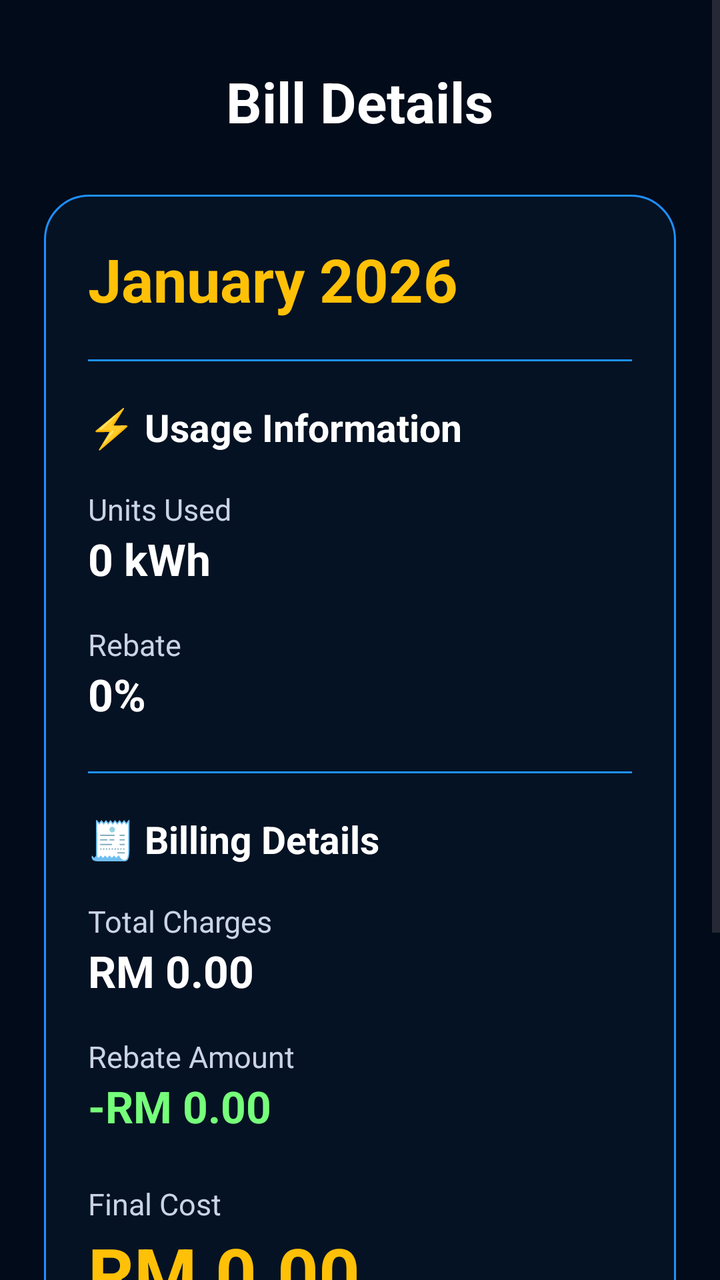
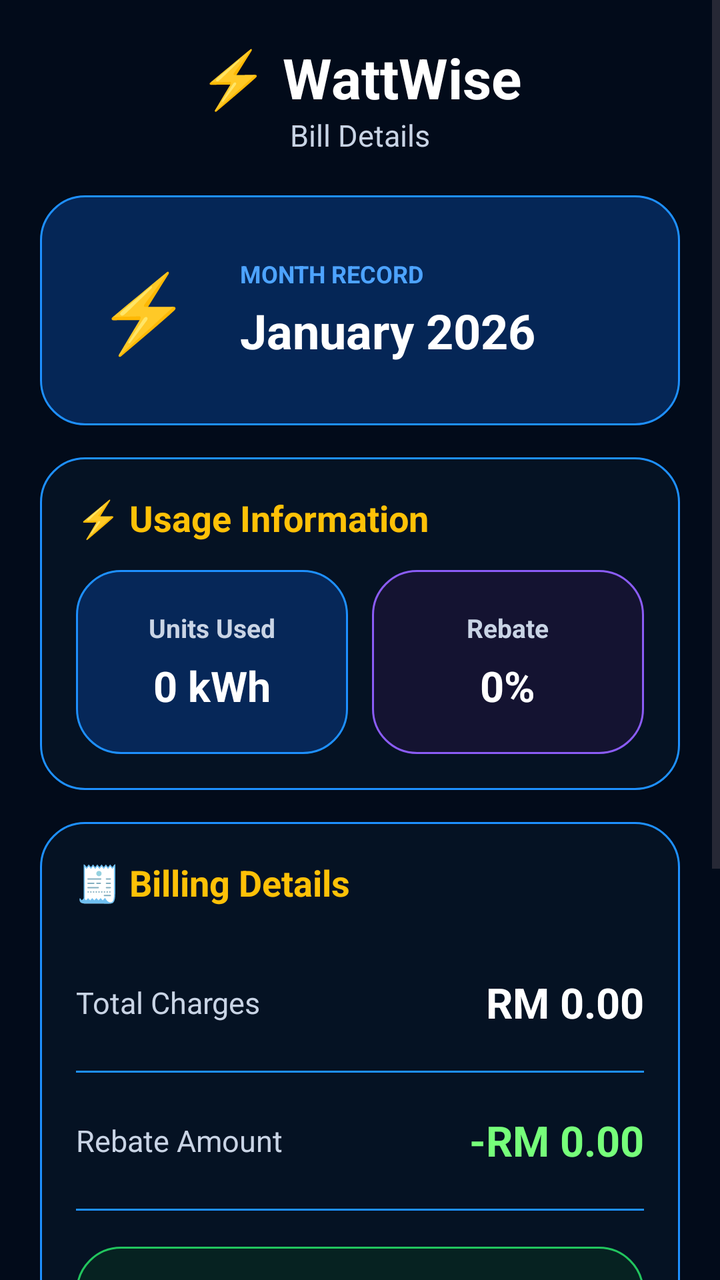

The first picture is an Android layout as it rendered before a commit; the second is the same layout after the commit. The layout source and the unified diff follow.
<!-- AndroidManifest.xml: application theme Theme.WattWise -->
<!-- res/layout/activity_bill_detail.xml -->
<?xml version="1.0" encoding="utf-8"?>
<ScrollView xmlns:android="http://schemas.android.com/apk/res/android"
    android:layout_width="match_parent"
    android:layout_height="match_parent"
    android:background="#020B1A">

    <LinearLayout
        android:layout_width="match_parent"
        android:layout_height="wrap_content"
        android:orientation="vertical"
        android:padding="22dp">

        <TextView
            android:layout_width="wrap_content"
            android:layout_height="wrap_content"
            android:text="Bill Details"
            android:textColor="#FFFFFF"
            android:textSize="28sp"
            android:textStyle="bold"
            android:layout_gravity="center_horizontal"
            android:layout_marginTop="10dp" />

        <LinearLayout
            android:layout_width="match_parent"
            android:layout_height="wrap_content"
            android:orientation="vertical"
            android:background="@drawable/bg_dashboard_card"
            android:padding="22dp"
            android:layout_marginTop="28dp">

            <TextView
                android:id="@+id/txtMonthYear"
                android:layout_width="wrap_content"
                android:layout_height="wrap_content"
                android:text="January 2026"
                android:textColor="#FFC107"
                android:textSize="30sp"
                android:textStyle="bold" />

            <View
                android:layout_width="match_parent"
                android:layout_height="1dp"
                android:background="#1E90FF"
                android:layout_marginTop="20dp"
                android:layout_marginBottom="20dp" />

            <TextView
                android:layout_width="wrap_content"
                android:layout_height="wrap_content"
                android:text="⚡ Usage Information"
                android:textColor="#FFFFFF"
                android:textSize="19sp"
                android:textStyle="bold" />

            <TextView
                android:layout_width="match_parent"
                android:layout_height="wrap_content"
                android:text="Units Used"
                android:textColor="#C9D4E5"
                android:textSize="15sp"
                android:layout_marginTop="18dp" />

            <TextView
                android:id="@+id/txtUnit"
                android:layout_width="match_parent"
                android:layout_height="wrap_content"
                android:text="0 kWh"
                android:textColor="#FFFFFF"
                android:textSize="22sp"
                android:textStyle="bold" />

            <TextView
                android:layout_width="match_parent"
                android:layout_height="wrap_content"
                android:text="Rebate"
                android:textColor="#C9D4E5"
                android:textSize="15sp"
                android:layout_marginTop="18dp" />

            <TextView
                android:id="@+id/txtRebate"
                android:layout_width="match_parent"
                android:layout_height="wrap_content"
                android:text="0%"
                android:textColor="#FFFFFF"
                android:textSize="22sp"
                android:textStyle="bold" />

            <View
                android:layout_width="match_parent"
                android:layout_height="1dp"
                android:background="#1E90FF"
                android:layout_marginTop="24dp"
                android:layout_marginBottom="20dp" />

            <TextView
                android:layout_width="wrap_content"
                android:layout_height="wrap_content"
                android:text="🧾 Billing Details"
                android:textColor="#FFFFFF"
                android:textSize="19sp"
                android:textStyle="bold" />

            <TextView
                android:layout_width="match_parent"
                android:layout_height="wrap_content"
                android:text="Total Charges"
                android:textColor="#C9D4E5"
                android:textSize="15sp"
                android:layout_marginTop="18dp" />

            <TextView
                android:id="@+id/txtTotalCharges"
                android:layout_width="match_parent"
                android:layout_height="wrap_content"
                android:text="RM 0.00"
                android:textColor="#FFFFFF"
                android:textSize="22sp"
                android:textStyle="bold" />

            <TextView
                android:layout_width="match_parent"
                android:layout_height="wrap_content"
                android:text="Rebate Amount"
                android:textColor="#C9D4E5"
                android:textSize="15sp"
                android:layout_marginTop="18dp" />

            <TextView
                android:id="@+id/txtRebateAmount"
                android:layout_width="match_parent"
                android:layout_height="wrap_content"
                android:text="-RM 0.00"
                android:textColor="#76FF7A"
                android:textSize="22sp"
                android:textStyle="bold" />

            <TextView
                android:layout_width="match_parent"
                android:layout_height="wrap_content"
                android:text="Final Cost"
                android:textColor="#C9D4E5"
                android:textSize="15sp"
                android:layout_marginTop="24dp" />

            <TextView
                android:id="@+id/txtFinalCost"
                android:layout_width="match_parent"
                android:layout_height="wrap_content"
                android:text="RM 0.00"
                android:textColor="#FFC107"
                android:textSize="36sp"
                android:textStyle="bold" />

        </LinearLayout>

        <Button
            android:id="@+id/btnEdit"
            android:layout_width="match_parent"
            android:layout_height="56dp"
            android:text="EDIT RECORD"
            android:textColor="#000000"
            android:textSize="15sp"
            android:textStyle="bold"
            android:backgroundTint="#FFC107"
            android:layout_marginTop="20dp" />

        <Button
            android:id="@+id/btnDelete"
            android:layout_width="match_parent"
            android:layout_height="56dp"
            android:text="DELETE RECORD"
            android:textColor="#FFFFFF"
            android:textSize="15sp"
            android:textStyle="bold"
            android:backgroundTint="#EF4444"
            android:layout_marginTop="12dp"
            android:layout_marginBottom="30dp" />

    </LinearLayout>

</ScrollView>
<!-- resources referenced by this layout -->
<resources>
  <!-- drawable bg_dashboard_card (drawable) -->
  <?xml version="1.0" encoding="utf-8"?>
  <shape xmlns:android="http://schemas.android.com/apk/res/android">
      <solid android:color="#CC071426" />
      <corners android:radius="22dp" />
      <stroke android:width="1dp" android:color="#1E90FF" />
  </shape>
  <style name="Theme.WattWise" parent="Base.Theme.WattWise" />
  <style name="Base.Theme.WattWise" parent="Theme.Material3.DayNight.NoActionBar">
          
          
      </style>
</resources>

<!-- the commit's change to res/layout/activity_bill_detail.xml (unified diff, before → after) -->
@@ -8,168 +8,293 @@
         android:layout_width="match_parent"
         android:layout_height="wrap_content"
         android:orientation="vertical"
-        android:padding="22dp">
+        android:padding="20dp">
+
+        
+        <TextView
+            android:layout_width="wrap_content"
+            android:layout_height="wrap_content"
+            android:text="⚡ WattWise"
+            android:textColor="#FFFFFF"
+            android:textSize="28sp"
+            android:textStyle="bold"
+            android:layout_gravity="center_horizontal" />
 
         <TextView
             android:layout_width="wrap_content"
             android:layout_height="wrap_content"
             android:text="Bill Details"
-            android:textColor="#FFFFFF"
-            android:textSize="28sp"
-            android:textStyle="bold"
+            android:textColor="#C9D4E5"
+            android:textSize="15sp"
             android:layout_gravity="center_horizontal"
-            android:layout_marginTop="10dp" />
-
+            android:layout_marginBottom="20dp" />
+
+        
+        <LinearLayout
+            android:layout_width="match_parent"
+            android:layout_height="115dp"
+            android:orientation="horizontal"
+            android:gravity="center_vertical"
+            android:background="@drawable/bg_blue_card"
+            android:padding="18dp">
+
+            <TextView
+                android:layout_width="68dp"
+                android:layout_height="68dp"
+                android:text="⚡"
+                android:textSize="38sp"
+                android:gravity="center" />
+
+            <LinearLayout
+                android:layout_width="0dp"
+                android:layout_height="match_parent"
+                android:layout_weight="1"
+                android:orientation="vertical"
+                android:gravity="center_vertical"
+                android:layout_marginStart="14dp">
+
+                <TextView
+                    android:layout_width="wrap_content"
+                    android:layout_height="wrap_content"
+                    android:text="MONTH RECORD"
+                    android:textColor="#4DA3FF"
+                    android:textSize="12sp"
+                    android:textStyle="bold" />
+
+                <TextView
+                    android:id="@+id/txtMonthYear"
+                    android:layout_width="wrap_content"
+                    android:layout_height="wrap_content"
+                    android:text="January 2026"
+                    android:textColor="#FFFFFF"
+                    android:textSize="24sp"
+                    android:textStyle="bold"
+                    android:layout_marginTop="4dp" />
+
+            </LinearLayout>
+
+        </LinearLayout>
+
+        
         <LinearLayout
             android:layout_width="match_parent"
             android:layout_height="wrap_content"
             android:orientation="vertical"
             android:background="@drawable/bg_dashboard_card"
-            android:padding="22dp"
-            android:layout_marginTop="28dp">
-
-            <TextView
-                android:id="@+id/txtMonthYear"
-                android:layout_width="wrap_content"
-                android:layout_height="wrap_content"
-                android:text="January 2026"
-                android:textColor="#FFC107"
-                android:textSize="30sp"
-                android:textStyle="bold" />
-
-            <View
-                android:layout_width="match_parent"
-                android:layout_height="1dp"
-                android:background="#1E90FF"
-                android:layout_marginTop="20dp"
-                android:layout_marginBottom="20dp" />
+            android:padding="18dp"
+            android:layout_marginTop="16dp">
 
             <TextView
                 android:layout_width="wrap_content"
                 android:layout_height="wrap_content"
                 android:text="⚡ Usage Information"
-                android:textColor="#FFFFFF"
-                android:textSize="19sp"
+                android:textColor="#FFC107"
+                android:textSize="18sp"
                 android:textStyle="bold" />
 
-            <TextView
-                android:layout_width="match_parent"
-                android:layout_height="wrap_content"
-                android:text="Units Used"
-                android:textColor="#C9D4E5"
-                android:textSize="15sp"
-                android:layout_marginTop="18dp" />
-
-            <TextView
-                android:id="@+id/txtUnit"
-                android:layout_width="match_parent"
-                android:layout_height="wrap_content"
-                android:text="0 kWh"
-                android:textColor="#FFFFFF"
-                android:textSize="22sp"
-                android:textStyle="bold" />
-
-            <TextView
-                android:layout_width="match_parent"
-                android:layout_height="wrap_content"
-                android:text="Rebate"
-                android:textColor="#C9D4E5"
-                android:textSize="15sp"
-                android:layout_marginTop="18dp" />
-
-            <TextView
-                android:id="@+id/txtRebate"
-                android:layout_width="match_parent"
-                android:layout_height="wrap_content"
-                android:text="0%"
-                android:textColor="#FFFFFF"
-                android:textSize="22sp"
-                android:textStyle="bold" />
-
-            <View
-                android:layout_width="match_parent"
-                android:layout_height="1dp"
-                android:background="#1E90FF"
-                android:layout_marginTop="24dp"
-                android:layout_marginBottom="20dp" />
+            <LinearLayout
+                android:layout_width="match_parent"
+                android:layout_height="92dp"
+                android:orientation="horizontal"
+                android:layout_marginTop="14dp">
+
+                
+                <LinearLayout
+                    android:layout_width="0dp"
+                    android:layout_height="match_parent"
+                    android:layout_weight="1"
+                    android:orientation="vertical"
+                    android:gravity="center"
+                    android:background="@drawable/bg_blue_card"
+                    android:padding="8dp">
+
+                    <TextView
+                        android:layout_width="wrap_content"
+                        android:layout_height="wrap_content"
+                        android:text="Units Used"
+                        android:textColor="#C9D4E5"
+                        android:textSize="13sp"
+                        android:textStyle="bold" />
+
+                    <TextView
+                        android:id="@+id/txtUnit"
+                        android:layout_width="wrap_content"
+                        android:layout_height="wrap_content"
+                        android:text="0 kWh"
+                        android:textColor="#FFFFFF"
+                        android:textSize="21sp"
+                        android:textStyle="bold"
+                        android:layout_marginTop="6dp" />
+
+                </LinearLayout>
+
+                <Space
+                    android:layout_width="12dp"
+                    android:layout_height="match_parent" />
+
+                
+                <LinearLayout
+                    android:layout_width="0dp"
+                    android:layout_height="match_parent"
+                    android:layout_weight="1"
+                    android:orientation="vertical"
+                    android:gravity="center"
+                    android:background="@drawable/bg_purple_card"
+                    android:padding="8dp">
+
+                    <TextView
+                        android:layout_width="wrap_content"
+                        android:layout_height="wrap_content"
+                        android:text="Rebate"
+                        android:textColor="#C9D4E5"
+                        android:textSize="13sp"
+                        android:textStyle="bold" />
+
+                    <TextView
+                        android:id="@+id/txtRebate"
+                        android:layout_width="wrap_content"
+                        android:layout_height="wrap_content"
+                        android:text="0%"
+                        android:textColor="#FFFFFF"
+                        android:textSize="21sp"
+                        android:textStyle="bold"
+                        android:layout_marginTop="6dp" />
+
+                </LinearLayout>
+
+            </LinearLayout>
+
+        </LinearLayout>
+
+        
+        <LinearLayout
+            android:layout_width="match_parent"
+            android:layout_height="wrap_content"
+            android:orientation="vertical"
+            android:background="@drawable/bg_dashboard_card"
+            android:padding="18dp"
+            android:layout_marginTop="16dp">
 
             <TextView
                 android:layout_width="wrap_content"
                 android:layout_height="wrap_content"
                 android:text="🧾 Billing Details"
-                android:textColor="#FFFFFF"
-                android:textSize="19sp"
+                android:textColor="#FFC107"
+                android:textSize="18sp"
                 android:textStyle="bold" />
 
-            <TextView
-                android:layout_width="match_parent"
-                android:layout_height="wrap_content"
-                android:text="Total Charges"
-                android:textColor="#C9D4E5"
-                android:textSize="15sp"
-                android:layout_marginTop="18dp" />
-
-            <TextView
-                android:id="@+id/txtTotalCharges"
-                android:layout_width="match_parent"
-                android:layout_height="wrap_content"
-                android:text="RM 0.00"
-                android:textColor="#FFFFFF"
-                android:textSize="22sp"
-                android:textStyle="bold" />
-
-            <TextView
-                android:layout_width="match_parent"
-                android:layout_height="wrap_content"
-                android:text="Rebate Amount"
-                android:textColor="#C9D4E5"
-                android:textSize="15sp"
-                android:layout_marginTop="18dp" />
-
-            <TextView
-                android:id="@+id/txtRebateAmount"
-                android:layout_width="match_parent"
-                android:layout_height="wrap_content"
-                android:text="-RM 0.00"
-                android:textColor="#76FF7A"
-                android:textSize="22sp"
-                android:textStyle="bold" />
-
-            <TextView
-                android:layout_width="match_parent"
-                android:layout_height="wrap_content"
-                android:text="Final Cost"
-                android:textColor="#C9D4E5"
-                android:textSize="15sp"
-                android:layout_marginTop="24dp" />
-
-            <TextView
-                android:id="@+id/txtFinalCost"
-                android:layout_width="match_parent"
-                android:layout_height="wrap_content"
-                android:text="RM 0.00"
-                android:textColor="#FFC107"
-                android:textSize="36sp"
-                android:textStyle="bold" />
+            
+            <LinearLayout
+                android:layout_width="match_parent"
+                android:layout_height="68dp"
+                android:orientation="horizontal"
+                android:gravity="center_vertical"
+                android:layout_marginTop="14dp">
+
+                <TextView
+                    android:layout_width="0dp"
+                    android:layout_height="wrap_content"
+                    android:layout_weight="1"
+                    android:text="Total Charges"
+                    android:textColor="#C9D4E5"
+                    android:textSize="15sp" />
+
+                <TextView
+                    android:id="@+id/txtTotalCharges"
+                    android:layout_width="wrap_content"
+                    android:layout_height="wrap_content"
+                    android:text="RM 0.00"
+                    android:textColor="#FFFFFF"
+                    android:textSize="21sp"
+                    android:textStyle="bold" />
+
+            </LinearLayout>
+
+            <View
+                android:layout_width="match_parent"
+                android:layout_height="1dp"
+                android:background="#1E90FF" />
+
+            
+            <LinearLayout
+                android:layout_width="match_parent"
+                android:layout_height="68dp"
+                android:orientation="horizontal"
+                android:gravity="center_vertical">
+
+                <TextView
+                    android:layout_width="0dp"
+                    android:layout_height="wrap_content"
+                    android:layout_weight="1"
+                    android:text="Rebate Amount"
+                    android:textColor="#C9D4E5"
+                    android:textSize="15sp" />
+
+                <TextView
+                    android:id="@+id/txtRebateAmount"
+                    android:layout_width="wrap_content"
+                    android:layout_height="wrap_content"
+                    android:text="-RM 0.00"
+                    android:textColor="#76FF7A"
+                    android:textSize="21sp"
+                    android:textStyle="bold" />
+
+            </LinearLayout>
+
+            <View
+                android:layout_width="match_parent"
+                android:layout_height="1dp"
+                android:background="#1E90FF" />
+
+            
+            <LinearLayout
+                android:layout_width="match_parent"
+                android:layout_height="110dp"
+                android:orientation="vertical"
+                android:gravity="center"
+                android:background="@drawable/bg_green_card"
+                android:padding="14dp"
+                android:layout_marginTop="18dp">
+
+                <TextView
+                    android:layout_width="wrap_content"
+                    android:layout_height="wrap_content"
+                    android:text="Final Cost"
+                    android:textColor="#C9D4E5"
+                    android:textSize="15sp"
+                    android:textStyle="bold" />
+
+                <TextView
+                    android:id="@+id/txtFinalCost"
+                    android:layout_width="wrap_content"
+                    android:layout_height="wrap_content"
+                    android:text="RM 0.00"
+                    android:textColor="#76FF7A"
+                    android:textSize="34sp"
+                    android:textStyle="bold"
+                    android:layout_marginTop="6dp" />
+
+            </LinearLayout>
 
         </LinearLayout>
 
+        
         <Button
             android:id="@+id/btnEdit"
             android:layout_width="match_parent"
             android:layout_height="56dp"
-            android:text="EDIT RECORD"
+            android:text="✏️ EDIT RECORD"
             android:textColor="#000000"
             android:textSize="15sp"
             android:textStyle="bold"
             android:backgroundTint="#FFC107"
-            android:layout_marginTop="20dp" />
+            android:layout_marginTop="18dp" />
 
         <Button
             android:id="@+id/btnDelete"
             android:layout_width="match_parent"
             android:layout_height="56dp"
-            android:text="DELETE RECORD"
+            android:text="🗑 DELETE RECORD"
             android:textColor="#FFFFFF"
             android:textSize="15sp"
             android:textStyle="bold"
<!-- resource entries referenced after the edit -->
@@ -1,11 +1,32 @@
 <!-- resources referenced by this layout -->
 <resources>
+  <!-- drawable bg_blue_card (drawable) -->
+  <?xml version="1.0" encoding="utf-8"?>
+  <shape xmlns:android="http://schemas.android.com/apk/res/android">
+      <solid android:color="#DD062B60" />
+      <corners android:radius="22dp" />
+      <stroke android:width="1dp" android:color="#1E90FF" />
+  </shape>
   <!-- drawable bg_dashboard_card (drawable) -->
   <?xml version="1.0" encoding="utf-8"?>
   <shape xmlns:android="http://schemas.android.com/apk/res/android">
       <solid android:color="#CC071426" />
       <corners android:radius="22dp" />
       <stroke android:width="1dp" android:color="#1E90FF" />
+  </shape>
+  <!-- drawable bg_green_card (drawable) -->
+  <?xml version="1.0" encoding="utf-8"?>
+  <shape xmlns:android="http://schemas.android.com/apk/res/android">
+      <solid android:color="#AA062A20" />
+      <corners android:radius="22dp" />
+      <stroke android:width="1dp" android:color="#22C55E" />
+  </shape>
+  <!-- drawable bg_purple_card (drawable) -->
+  <?xml version="1.0" encoding="utf-8"?>
+  <shape xmlns:android="http://schemas.android.com/apk/res/android">
+      <solid android:color="#AA1B1438" />
+      <corners android:radius="22dp" />
+      <stroke android:width="1dp" android:color="#8B5CF6" />
   </shape>
   <style name="Theme.WattWise" parent="Base.Theme.WattWise" />
   <style name="Base.Theme.WattWise" parent="Theme.Material3.DayNight.NoActionBar">
